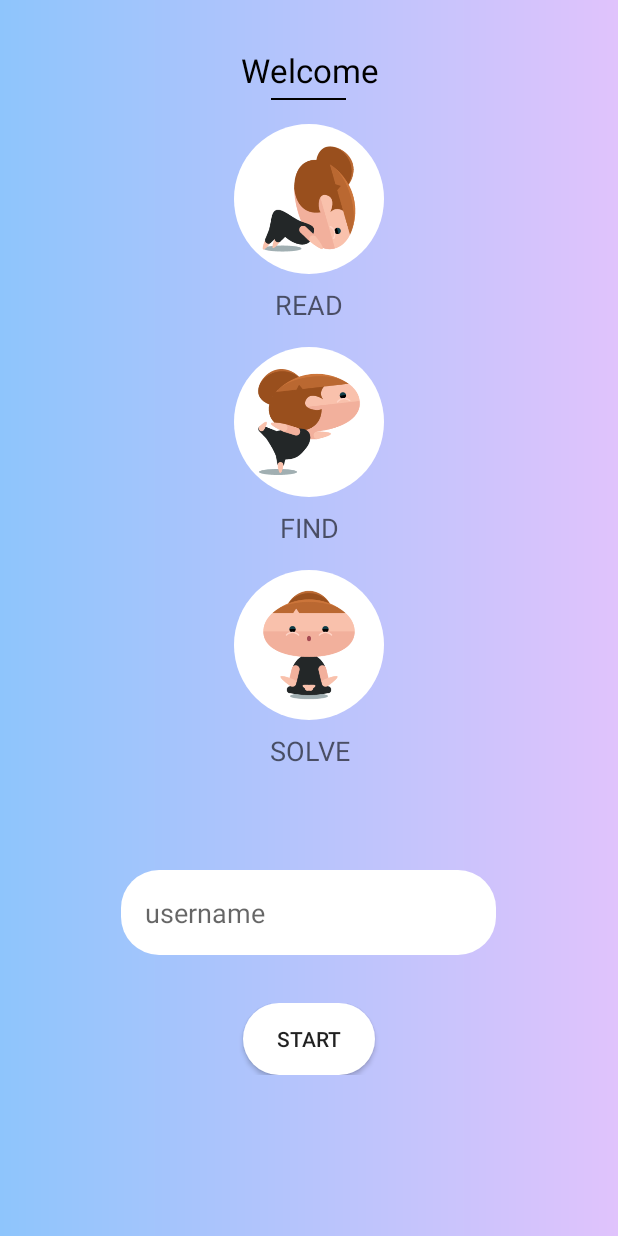
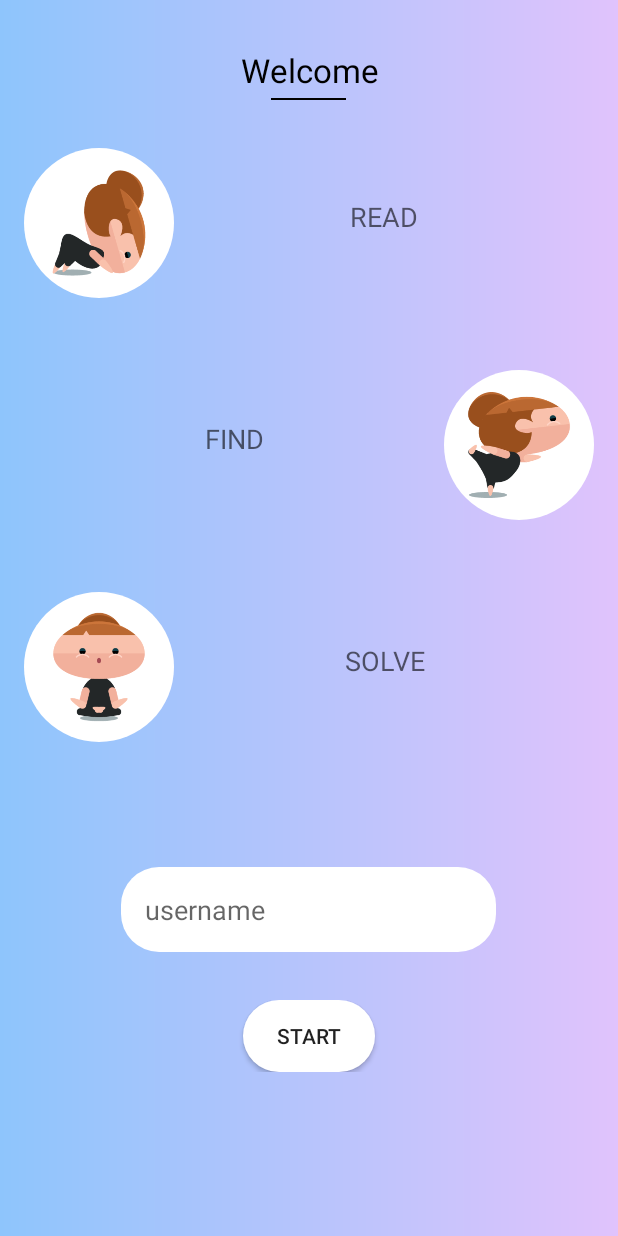
Before and after one commit to MamboBryan/pyeonghwa, an Android app: the WelcomeActivity screen opened directly, with no data from a screen before it, on a phone screen of 412 x 824 dp. Run offline under Robolectric (Android 15) with nearby library versions, the phone set to English and light mode, and no system bars.

Commit message:
[Feature #165142377] Visual polish

```diff
--- a/app/src/main/java/com/mambobryan/pyeonghwa/StartActivity.java
+++ b/app/src/main/java/com/mambobryan/pyeonghwa/StartActivity.java
@@ -9,6 +9,11 @@ import android.os.Bundle;
 import android.view.View;
 import android.view.Window;
 import android.view.WindowManager;
+import android.view.animation.AccelerateInterpolator;
+import android.view.animation.AlphaAnimation;
+import android.view.animation.Animation;
+import android.view.animation.AnimationSet;
+import android.view.animation.DecelerateInterpolator;
 import android.widget.Button;
 import android.widget.RelativeLayout;
 import android.widget.TextView;
@@ -28,6 +33,7 @@ public class StartActivity extends AppCompatActivity {
     protected void onCreate(Bundle savedInstanceState) {
         super.onCreate(savedInstanceState);
         setContentView(R.layout.activity_start);
+
 
         //Initializing start activity button
         letsGo = findViewById(R.id.lets_go_button);
--- a/app/src/main/java/com/mambobryan/pyeonghwa/WelcomeActivity.java
+++ b/app/src/main/java/com/mambobryan/pyeonghwa/WelcomeActivity.java
@@ -5,8 +5,10 @@ import android.support.v7.app.AppCompatActivity;
 import android.os.Bundle;
 import android.text.TextUtils;
 import android.view.View;
+import android.view.animation.AnimationUtils;
 import android.widget.Button;
 import android.widget.EditText;
+import android.widget.LinearLayout;
 import android.widget.TextView;
 
 public class WelcomeActivity extends AppCompatActivity {
@@ -17,7 +19,7 @@ public class WelcomeActivity extends AppCompatActivity {
     //Initialize start button
     Button startButton;
 
-    //
+    //Initialize TextView for the username
     TextView userText;
 
     @Override
--- a/app/src/main/res/layout/activity_welcome.xml
+++ b/app/src/main/res/layout/activity_welcome.xml
@@ -2,6 +2,7 @@
 <LinearLayout xmlns:android="http://schemas.android.com/apk/res/android"
     xmlns:app="http://schemas.android.com/apk/res-auto"
     xmlns:tools="http://schemas.android.com/tools"
+    android:id="@+id/welcome_activity"
     android:layout_width="match_parent"
     android:layout_height="match_parent"
     android:background="@drawable/gradient_two"
@@ -15,8 +16,8 @@
         android:layout_marginTop="32dp"
         android:gravity="center_horizontal"
         android:text="@string/welcome_message"
-        android:textColor="@color/black"
-        android:textAppearance="?android:textAppearanceLarge" />
+        android:textAppearance="?android:textAppearanceLarge"
+        android:textColor="@color/black" />
 
     <View
         android:id="@+id/black_line"
@@ -26,10 +27,16 @@
         android:layout_marginTop="4dp"
         android:background="@color/black" />
 
+    <LinearLayout
+        android:layout_width="match_parent"
+        android:layout_height="wrap_content"
+        android:layout_margin="16dp"
+        android:orientation="horizontal">
+
         <RelativeLayout
-        android:layout_marginTop="16dp"
-        android:layout_width="match_parent"
-        android:layout_height="wrap_content">
+            android:layout_width="wrap_content"
+            android:layout_height="wrap_content"
+            android:layout_marginTop="16dp">
 
             <ImageView
                 android:layout_width="100dp"
@@ -42,16 +49,33 @@
 
         <TextView
             android:layout_width="match_parent"
-        android:layout_height="wrap_content"
+            android:layout_height="match_parent"
             android:layout_marginTop="8dp"
-        android:gravity="center_horizontal"
+            android:gravity="center"
             android:text="@string/welcome_instruction1"
             android:textAppearance="?android:textAppearanceMedium" />
 
+    </LinearLayout>
+
+    <LinearLayout
+        android:layout_width="match_parent"
+        android:layout_height="wrap_content"
+        android:layout_margin="16dp"
+        android:orientation="horizontal">
+
+        <TextView
+            android:layout_width="0dp"
+            android:layout_weight="3"
+            android:layout_height="match_parent"
+            android:layout_marginTop="8dp"
+            android:gravity="center"
+            android:text="@string/welcome_instruction2"
+            android:textAppearance="?android:textAppearanceMedium" />
+
         <RelativeLayout
-        android:layout_marginTop="16dp"
-        android:layout_width="match_parent"
-        android:layout_height="wrap_content">
+            android:layout_width="wrap_content"
+            android:layout_height="wrap_content"
+            android:layout_marginTop="16dp">
 
             <ImageView
                 android:layout_width="100dp"
@@ -60,20 +84,22 @@
                 android:background="@drawable/avatar_bg"
                 android:padding="8dp"
                 android:src="@drawable/yoga_middle" />
+
         </RelativeLayout>
 
-    <TextView
+
+    </LinearLayout>
+
+    <LinearLayout
         android:layout_width="match_parent"
         android:layout_height="wrap_content"
-        android:layout_marginTop="8dp"
-        android:gravity="center_horizontal"
-        android:text="@string/welcome_instruction2"
-        android:textAppearance="?android:textAppearanceMedium" />
+        android:layout_margin="16dp"
+        android:orientation="horizontal">
 
         <RelativeLayout
-        android:layout_marginTop="16dp"
-        android:layout_width="match_parent"
-        android:layout_height="wrap_content">
+            android:layout_width="wrap_content"
+            android:layout_height="wrap_content"
+            android:layout_marginTop="16dp">
 
             <ImageView
                 android:layout_width="100dp"
@@ -86,20 +112,22 @@
 
         <TextView
             android:layout_width="match_parent"
-        android:layout_height="wrap_content"
+            android:layout_height="match_parent"
             android:layout_marginTop="8dp"
-        android:gravity="center_horizontal"
+            android:gravity="center"
             android:text="@string/welcome_instruction3"
             android:textAppearance="?android:textAppearanceMedium" />
 
+    </LinearLayout>
+
     <TextView
         android:id="@+id/welcome_user_text"
-        android:textAppearance="?android:textAppearanceSmall"
+        android:layout_width="match_parent"
+        android:layout_height="wrap_content"
         android:layout_marginTop="16dp"
         android:gravity="center_horizontal"
-        android:layout_width="match_parent"
-        android:layout_height="wrap_content"
-        tools:text="@string/welcome_text_on_tap"/>
+        android:textAppearance="?android:textAppearanceSmall"
+        tools:text="@string/welcome_text_on_tap" />
 
     <RelativeLayout
         android:layout_width="match_parent"
@@ -108,10 +136,10 @@
 
         <EditText
             android:id="@+id/username"
-            android:background="@drawable/start_buttton_bg"
             android:layout_width="250dp"
             android:layout_height="wrap_content"
             android:layout_centerInParent="true"
+            android:background="@drawable/start_buttton_bg"
             android:hint="username"
             android:inputType="textCapWords"
             android:padding="16dp" />
@@ -120,16 +148,16 @@
 
 
     <RelativeLayout
-        android:layout_gravity="bottom"
         android:layout_width="match_parent"
         android:layout_height="wrap_content"
+        android:layout_gravity="bottom"
         android:layout_marginTop="32dp">
 
         <Button
             android:id="@+id/welcome_start_button"
-            android:layout_centerInParent="true"
             android:layout_width="wrap_content"
             android:layout_height="wrap_content"
+            android:layout_centerInParent="true"
             android:background="@drawable/start_buttton_bg"
             android:text="@string/welcome_button" />
     </RelativeLayout>
```
Lines whose indentation alone changed are shown as unchanged.
